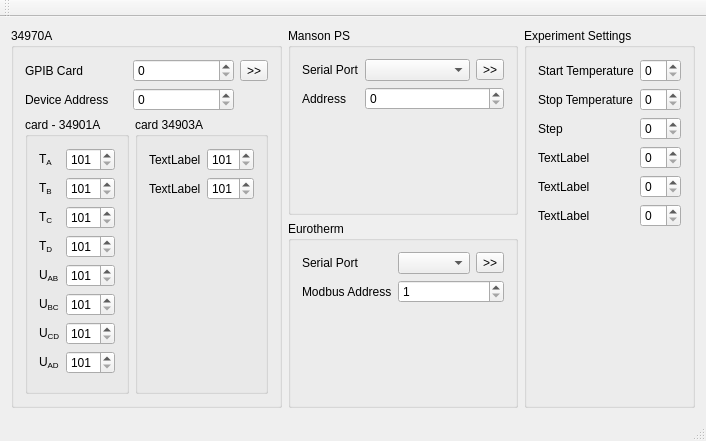
First picture: the form in seebeck/mainwindow.ui, repository OfficeForProductSafetyAndStandards/LegacyVB6, before the edit.
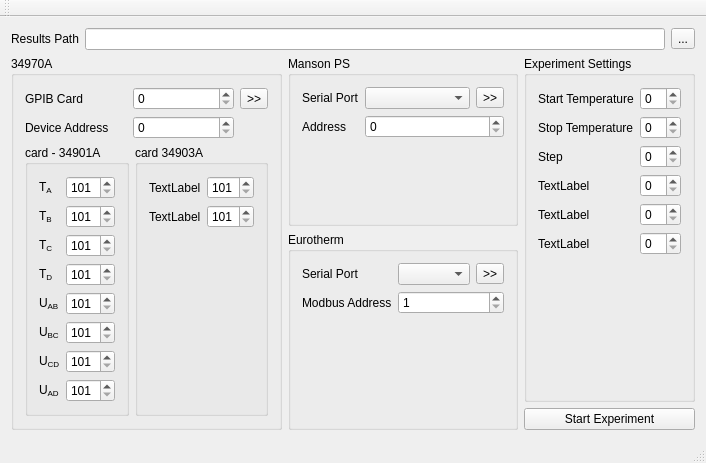
Second picture: the form after the edit.

Commit message: Allow select directory to store results

Diff of the .ui file:
```diff
--- a/seebeck/mainwindow.ui
+++ b/seebeck/mainwindow.ui
@@ -7,7 +7,7 @@
     <x>0</x>
     <y>0</y>
     <width>648</width>
-    <height>441</height>
+    <height>442</height>
    </rect>
   </property>
   <property name="windowTitle">
@@ -15,7 +15,7 @@
   </property>
   <widget class="QWidget" name="centralWidget">
    <layout class="QGridLayout" name="gridLayout">
-    <item row="4" column="0" rowspan="2">
+    <item row="4" column="0" rowspan="3">
      <widget class="QGroupBox" name="groupBox">
       <property name="title">
        <string>34970A</string>
@@ -362,7 +362,7 @@
       </layout>
      </widget>
     </item>
-    <item row="5" column="1">
+    <item row="5" column="1" rowspan="2">
      <widget class="QGroupBox" name="groupBox_5">
       <property name="title">
        <string>Eurotherm</string>
@@ -412,6 +412,34 @@
       </layout>
      </widget>
     </item>
+    <item row="6" column="2">
+     <widget class="QPushButton" name="pushButton">
+      <property name="text">
+       <string>Start Experiment</string>
+      </property>
+     </widget>
+    </item>
+    <item row="0" column="0" colspan="3">
+     <layout class="QGridLayout" name="gridLayout_4">
+      <item row="0" column="0">
+       <widget class="QLabel" name="label_23">
+        <property name="text">
+         <string>Results Path</string>
+        </property>
+       </widget>
+      </item>
+      <item row="0" column="1">
+       <widget class="QLineEdit" name="resultsPathLineEdit"/>
+      </item>
+      <item row="0" column="2">
+       <widget class="QToolButton" name="resultsPathToolButton">
+        <property name="text">
+         <string>...</string>
+        </property>
+       </widget>
+      </item>
+     </layout>
+    </item>
    </layout>
   </widget>
   <widget class="QToolBar" name="mainToolBar">
```
The commit also changes 2 other files.
